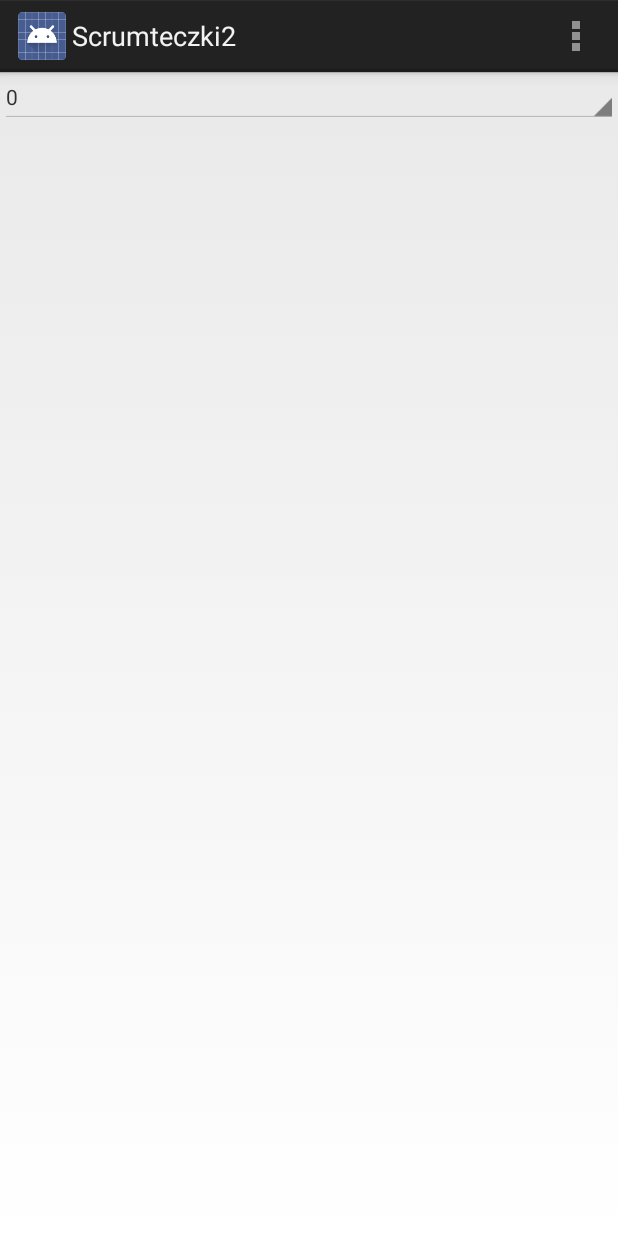
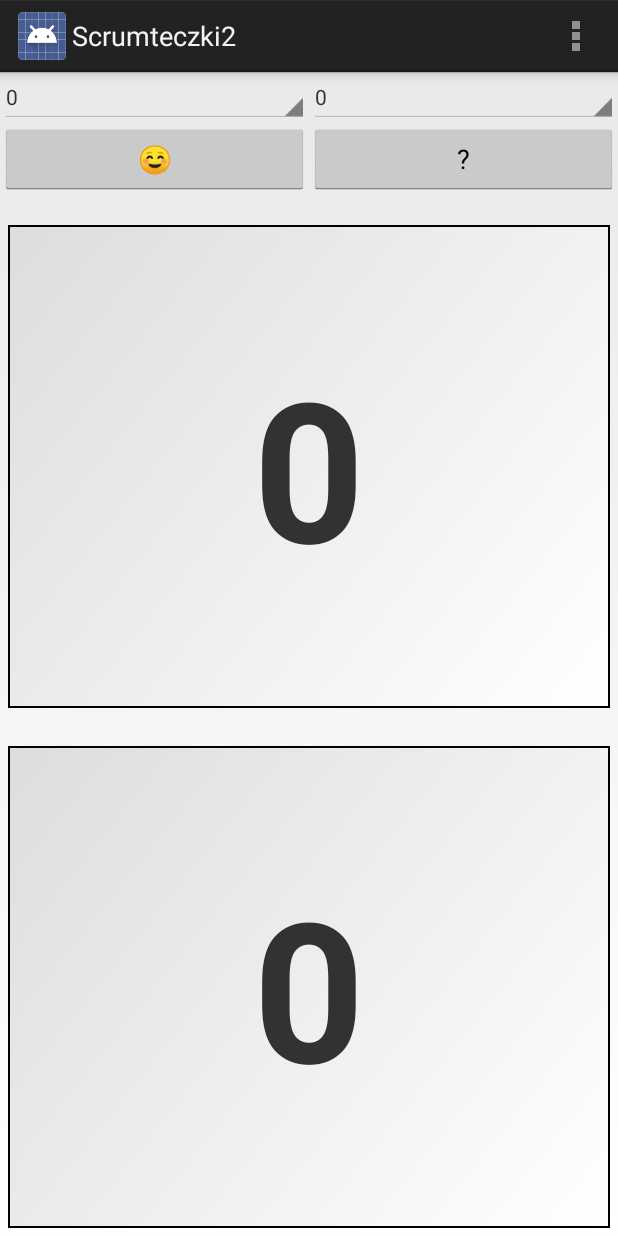
Before and after one commit to kemot90/Scrumteczki2, an Android app: the screen it shows after launch (MainActivity), on a phone screen of 412 x 824 dp. Run offline under Robolectric (Android 15) with nearby library versions, the phone set to English and light mode, and no system bars.

Commit message:
Stworzenie kompletnego układu głównej aktywności.
Stworzenie standardowego zestawu karteczek.
Powiązanie estymat ze Spinnerów z karteczkami w układzie.

```diff
--- a/Scrumteczki2/src/main/java/pl/kemot/scrum/scrumteczki2/MainActivity.java
+++ b/Scrumteczki2/src/main/java/pl/kemot/scrum/scrumteczki2/MainActivity.java
@@ -3,36 +3,44 @@ package pl.kemot.scrum.scrumteczki2;
 import android.os.Bundle;
 import android.app.Activity;
 import android.view.Menu;
+import android.view.View;
+import android.widget.AdapterView;
 import android.widget.Spinner;
+import android.widget.TextView;
 
 import java.lang.reflect.Array;
 import java.util.LinkedList;
 import java.util.List;
 
+import pl.kemot.scrum.scrumteczki2.model.StandardEstimatesModel;
+
 public class MainActivity extends Activity {
+
+    private TextView optimistic;
+    private TextView pessimistic;
+    private Spinner leftEstimate;
+    private Spinner rightEstimate;
 
     @Override
     protected void onCreate(Bundle savedInstanceState) {
         super.onCreate(savedInstanceState);
         setContentView(R.layout.main);
-        List<Estimate> estimatesList = new LinkedList<Estimate>();
-        estimatesList.add(Estimate.createInstanceByHours(0f));
-        estimatesList.add(Estimate.createInstanceByHours(0.5f));
-        estimatesList.add(Estimate.createInstanceByHours(2f));
-        estimatesList.add(Estimate.createInstanceByHours(1f));
-        estimatesList.add(Estimate.createInstanceByDays((short) 3));
-        estimatesList.add(Estimate.createInstanceInfinity());
 
-        Estimate[] estimates = (Estimate[]) Array.newInstance(Estimate.class, estimatesList.size());
-        for (int i = 0; i < estimatesList.size(); i++) {
-            estimates[i] = estimatesList.get(i);
-        }
+        EstimateAdapter estimateAdapter = new EstimateAdapter(
+                MainActivity.this,
+                R.layout.main,
+                StandardEstimatesModel.getEstimates());
 
-        EstimateAdapter estimateAdapter = new EstimateAdapter(MainActivity.this, R.layout.main, estimates);
-        estimateAdapter.sort(new EstimateComparator());
+        leftEstimate = (Spinner) findViewById(R.id.estimateLeft);
+        rightEstimate = (Spinner) findViewById(R.id.estimateRight);
+        optimistic = (TextView) findViewById(R.id.optimistic);
+        pessimistic = (TextView) findViewById(R.id.pessimistic);
 
-        Spinner estimateLeft = (Spinner) findViewById(R.id.estimateLeft);
-        estimateLeft.setAdapter(estimateAdapter);
+        leftEstimate.setAdapter(estimateAdapter);
+        rightEstimate.setAdapter(estimateAdapter);
+
+        leftEstimate.setOnItemSelectedListener(getSelectEvent());
+        rightEstimate.setOnItemSelectedListener(getSelectEvent());
     }
 
     @Override
@@ -41,4 +49,35 @@ public class MainActivity extends Activity {
         getMenuInflater().inflate(R.menu.main, menu);
         return true;
     }
+
+    private AdapterView.OnItemSelectedListener getSelectEvent() {
+        return new AdapterView.OnItemSelectedListener() {
+
+            @Override
+            public void onItemSelected(AdapterView<?> adapterView, View view, int position, long id) {
+                try {
+                    TextView optimistic = (TextView) findViewById(R.id.optimistic);
+                    TextView pessimistic = (TextView) findViewById(R.id.pessimistic);
+
+                    final Spinner leftSpinner = (Spinner) findViewById(R.id.estimateLeft);
+                    final Spinner rightSpinner = (Spinner) findViewById(R.id.estimateRight);
+
+                    Estimate leftEstimate = (Estimate) leftSpinner.getSelectedItem();
+                    Estimate rightEstimate = (Estimate) rightSpinner.getSelectedItem();
+
+                    if (leftEstimate.getEstimateTimeInMinutes() > rightEstimate.getEstimateTimeInMinutes()) {
+                        optimistic.setText(rightEstimate.getLabel());
+                        pessimistic.setText(leftEstimate.getLabel());
+                    } else {
+                        optimistic.setText(leftEstimate.getLabel());
+                        pessimistic.setText(rightEstimate.getLabel());
+                    }
+                } catch (Exception ex) {
+                    System.out.println(ex);
+                }
+            }
+            @Override
+            public void onNothingSelected(AdapterView<?> adapter) {  }
+        };
+    }
 }
--- /dev/null
+++ b/Scrumteczki2/src/main/java/pl/kemot/scrum/scrumteczki2/model/StandardEstimatesModel.java
@@ -0,0 +1,54 @@
+package pl.kemot.scrum.scrumteczki2.model;
+
+import java.lang.reflect.Array;
+import java.util.Collections;
+import java.util.LinkedList;
+import java.util.List;
+
+import pl.kemot.scrum.scrumteczki2.Estimate;
+import pl.kemot.scrum.scrumteczki2.EstimateComparator;
+
+/**
+ * Created by Tomek on 14.10.13.
+ */
+public class StandardEstimatesModel {
+    private static Estimate[] estimates;
+    private static boolean isInitialized = false;
+    private static void init() {
+        List<Estimate> estimatesList = new LinkedList<Estimate>();
+        estimatesList.add(Estimate.createInstanceByHours(0f));
+        estimatesList.add(Estimate.createInstanceByHours(0.5f));
+        estimatesList.add(Estimate.createInstanceByHours(1f));
+        estimatesList.add(Estimate.createInstanceByHours(2f));
+        estimatesList.add(Estimate.createInstanceByHours(3f));
+        estimatesList.add(Estimate.createInstanceByHours(5f));
+        estimatesList.add(Estimate.createInstanceByHours(8f));
+        estimatesList.add(Estimate.createInstanceByHours(12f));
+        estimatesList.add(Estimate.createInstanceByHours(16f));
+        estimatesList.add(Estimate.createInstanceByDays((short) 3));
+        estimatesList.add(Estimate.createInstanceByDays((short) 5));
+        estimatesList.add(Estimate.createInstanceByDays((short) 10));
+        estimatesList.add(Estimate.createInstanceByDays((short) 20));
+        estimatesList.add(Estimate.createInstanceByDays((short) 30));
+        estimatesList.add(Estimate.createInstanceByDays((short) 40));
+        estimatesList.add(Estimate.createInstanceByDays((short) 50));
+        estimatesList.add(Estimate.createInstanceInfinity());
+
+        Collections.sort(estimatesList, new EstimateComparator());
+
+        estimates = (Estimate[]) Array.newInstance(Estimate.class, estimatesList.size());
+        for (int i = 0; i < estimatesList.size(); i++) {
+            estimates[i] = estimatesList.get(i);
+        }
+
+        isInitialized = true;
+    }
+
+    public static Estimate[] getEstimates() {
+        if (!isInitialized) {
+            init();
+        }
+
+        return estimates;
+    }
+}
--- /dev/null
+++ b/Scrumteczki2/src/main/res/drawable-hdpi/karteczka.xml
@@ -0,0 +1,7 @@
+<shape xmlns:android="http://schemas.android.com/apk/res/android" android:shape="rectangle" >
+    <gradient
+            android:startColor="#FFFFFF"
+            android:endColor="#DDDDDD"
+            android:angle="135" />
+    <stroke android:width="1dip" android:color="#000000"/>
+</shape>
--- a/Scrumteczki2/src/main/res/layout/main.xml
+++ b/Scrumteczki2/src/main/res/layout/main.xml
@@ -3,10 +3,57 @@
     android:layout_width="match_parent"
     android:layout_height="match_parent"
     android:orientation="vertical">
+    <TableLayout
+        android:layout_width="fill_parent"
+        android:layout_height="wrap_content"
+        android:orientation="horizontal">
+        <TableRow
+            android:layout_width="match_parent"
+            android:layout_height="wrap_content">
+            <Spinner
+                android:id="@+id/estimateLeft"
+                android:layout_width="fill_parent"
+                android:layout_height="wrap_content"
+                android:layout_weight="1" />
+            <Spinner
+                android:id="@+id/estimateRight"
+                android:layout_width="fill_parent"
+                android:layout_height="wrap_content"
+                android:layout_weight="1" />
+        </TableRow>
+        <TableRow
+            android:layout_width="match_parent"
+            android:layout_height="wrap_content">
+            <Button
+                android:id="@+id/smile"
+                android:text="@string/smiley"
+                android:layout_weight="1"
+                android:layout_width="match_parent"
+                android:layout_height="wrap_content" />
+            <Button
+                android:id="@+id/unknow"
+                android:text="\?"
+                android:layout_weight="1"
+                android:layout_width="match_parent"
+                android:layout_height="wrap_content" />
+        </TableRow>
+    </TableLayout>
+    <TextView
+        android:id="@+id/optimistic"
+        android:text="..."
+        style="@style/bigChitText"
+        android:background="@drawable/karteczka"
+        android:layout_width="fill_parent"
+        android:layout_height="fill_parent"
+        android:layout_weight="1" />
+    <TextView
+        android:id="@+id/pessimistic"
 
-    <Spinner
-        android:id="@+id/estimateLeft"
+
+        android:text="..."
+        style="@style/bigChitText"
+        android:background="@drawable/karteczka"
         android:layout_width="fill_parent"
-        android:layout_height="wrap_content" />
-
+        android:layout_height="fill_parent"
+        android:layout_weight="1" />
 </LinearLayout>
--- a/Scrumteczki2/src/main/res/values/strings.xml
+++ b/Scrumteczki2/src/main/res/values/strings.xml
@@ -5,4 +5,5 @@
     <string name="action_settings">Settings</string>
     <string name="hello_world">Hello world!</string>
     <string name="infinity">\u221E</string>
+    <string name="smiley">\u263A</string>
 </resources>
--- a/Scrumteczki2/src/main/res/values/styles.xml
+++ b/Scrumteczki2/src/main/res/values/styles.xml
@@ -24,5 +24,14 @@
     <style name="spinnerItemCustomStyle">
         <item name="android:textColor">#F62</item>
     </style>
+    <style name="bigChitText">
+        <item name="android:textSize">130sp</item>
+        <item name="android:textStyle">bold</item>
+        <item name="android:gravity">center</item>
+        <item name="android:layout_marginLeft">5dp</item>
+        <item name="android:layout_marginTop">20dp</item>
+        <item name="android:layout_marginRight">5dp</item>
+        <item name="android:layout_marginBottom">5dp</item>
+    </style>
 
 </resources>
```
